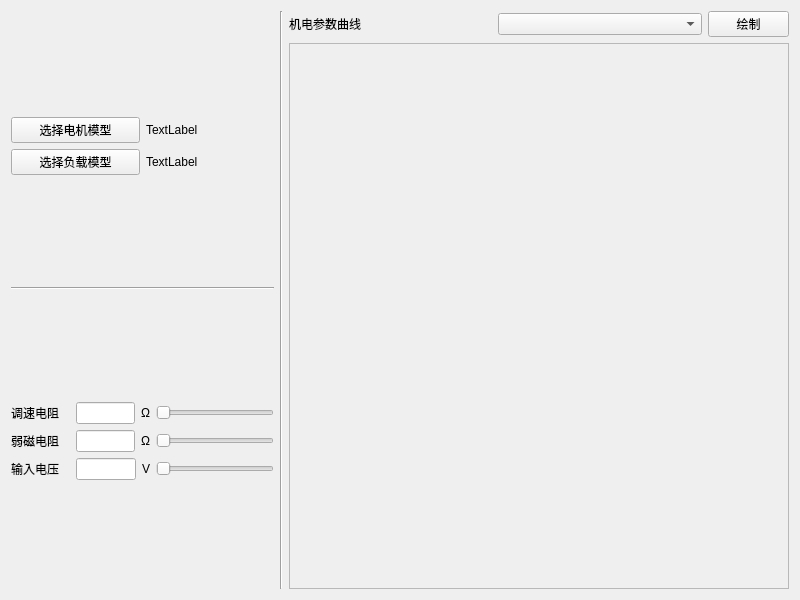
Qt form MnD.ui (Athameral/Motor_and_Dragging_Design) before a commit.
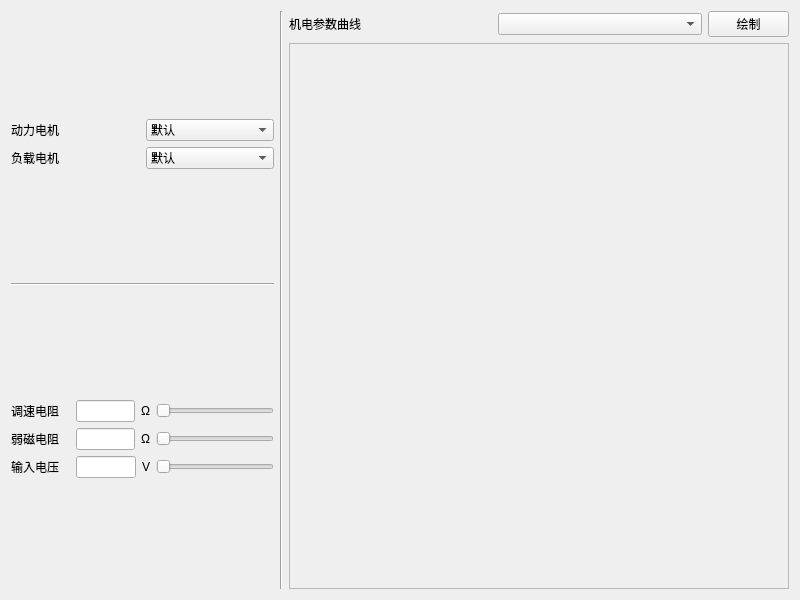
The same form after that commit.

Commit message: 做了假的按钮，现在可以假装选择电机。

Diff of the .ui file:
```diff
--- a/MnD.ui
+++ b/MnD.ui
@@ -23,60 +23,73 @@
        </property>
        <item>
         <layout class="QHBoxLayout" name="horizontalLayout_4">
-         <item>
-          <widget class="QPushButton" name="Select_M1">
-           <property name="sizePolicy">
-            <sizepolicy hsizetype="Minimum" vsizetype="Fixed">
-             <horstretch>2</horstretch>
-             <verstretch>2</verstretch>
-            </sizepolicy>
-           </property>
-           <property name="text">
-            <string>选择电机模型</string>
-           </property>
-          </widget>
-         </item>
          <item>
           <widget class="QLabel" name="Label_M1">
            <property name="sizePolicy">
-            <sizepolicy hsizetype="Preferred" vsizetype="Fixed">
+            <sizepolicy hsizetype="Preferred" vsizetype="Preferred">
              <horstretch>2</horstretch>
              <verstretch>2</verstretch>
             </sizepolicy>
            </property>
            <property name="text">
-            <string>TextLabel</string>
+            <string>动力电机</string>
            </property>
+           <property name="textFormat">
+            <enum>Qt::PlainText</enum>
+           </property>
+          </widget>
+         </item>
+         <item>
+          <widget class="QComboBox" name="Select_M1">
+           <property name="sizePolicy">
+            <sizepolicy hsizetype="Preferred" vsizetype="Maximum">
+             <horstretch>2</horstretch>
+             <verstretch>0</verstretch>
+            </sizepolicy>
+           </property>
+           <item>
+            <property name="text">
+             <string>默认</string>
+            </property>
+           </item>
           </widget>
          </item>
         </layout>
        </item>
        <item>
         <layout class="QHBoxLayout" name="horizontalLayout_5">
-         <item>
-          <widget class="QPushButton" name="Select_M2">
-           <property name="sizePolicy">
-            <sizepolicy hsizetype="Minimum" vsizetype="Fixed">
-             <horstretch>2</horstretch>
-             <verstretch>2</verstretch>
-            </sizepolicy>
-           </property>
-           <property name="text">
-            <string>选择负载模型</string>
-           </property>
-          </widget>
-         </item>
          <item>
           <widget class="QLabel" name="Label_M2">
            <property name="sizePolicy">
-            <sizepolicy hsizetype="Preferred" vsizetype="Fixed">
+            <sizepolicy hsizetype="Preferred" vsizetype="Preferred">
              <horstretch>2</horstretch>
              <verstretch>2</verstretch>
             </sizepolicy>
            </property>
            <property name="text">
-            <string>TextLabel</string>
+            <string>负载电机</string>
            </property>
+           <property name="textFormat">
+            <enum>Qt::PlainText</enum>
+           </property>
+          </widget>
+         </item>
+         <item>
+          <widget class="QComboBox" name="Select_M2">
+           <property name="sizePolicy">
+            <sizepolicy hsizetype="Preferred" vsizetype="Maximum">
+             <horstretch>2</horstretch>
+             <verstretch>0</verstretch>
+            </sizepolicy>
+           </property>
+           <property name="currentText">
+            <string>默认</string>
+           </property>
+           <item>
+            <property name="text">
+             <string>默认</string>
+            </property>
+           </item>
           </widget>
          </item>
         </layout>
```
The commit also changes 1 other file.
